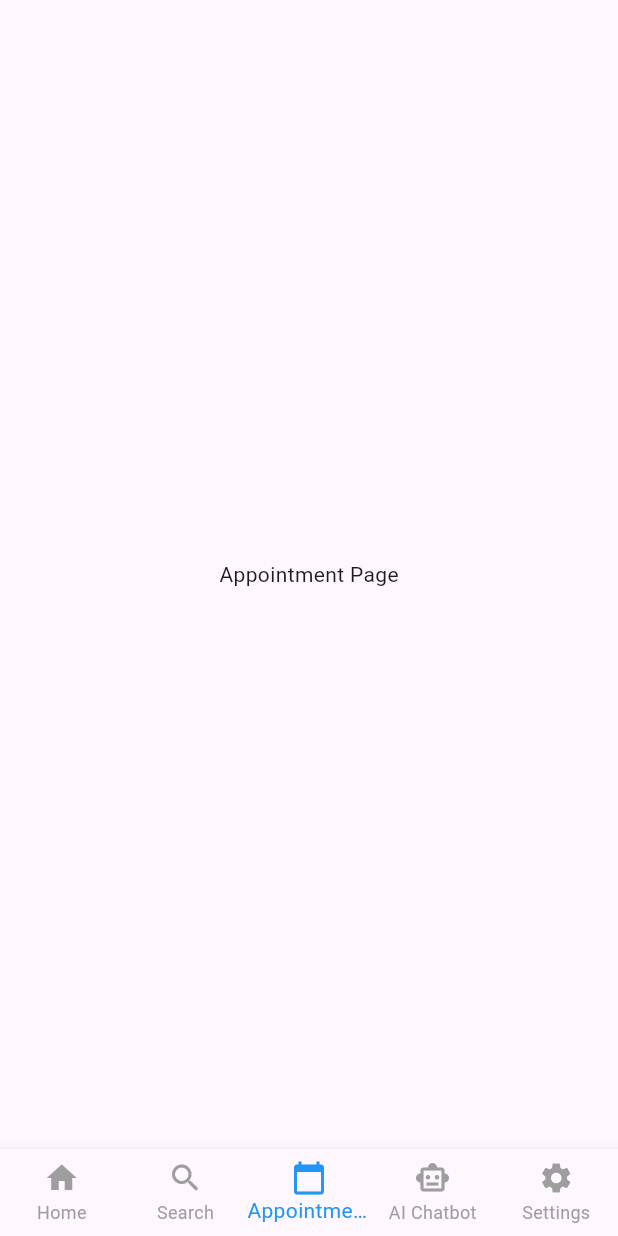
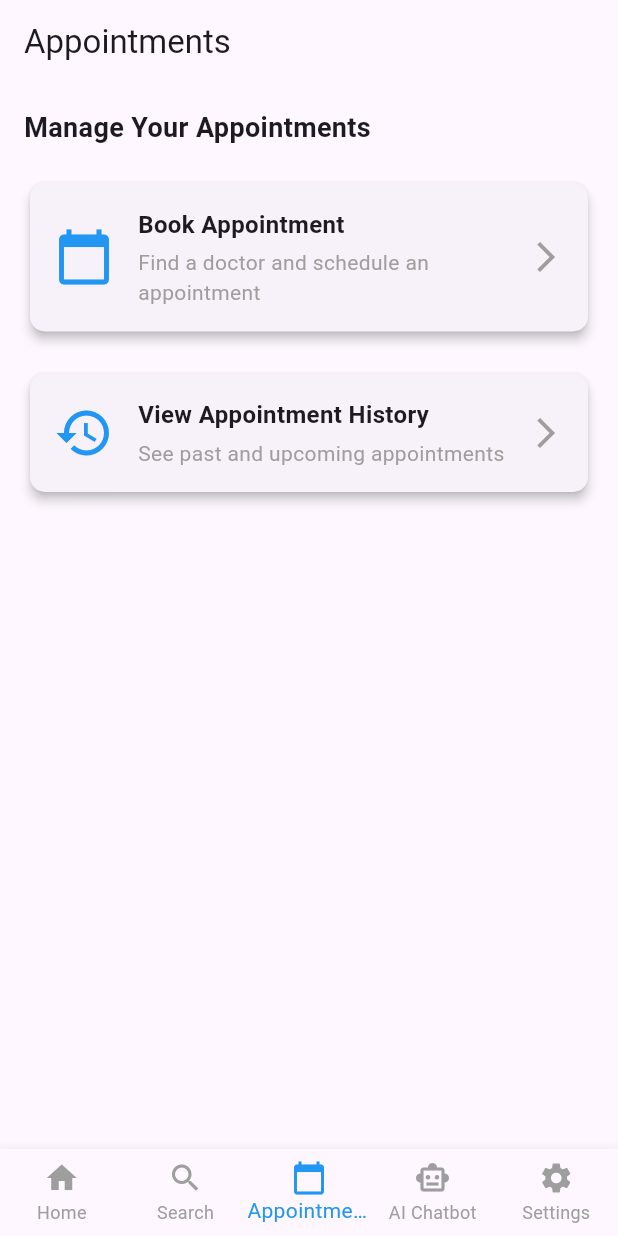
Before and after one commit to ruban0122/mediconnect-sc, a Flutter app: the screen it shows once a user with an empty profile is signed in, item 3 of the bottom bar chosen, on a phone screen of 412 x 824 dp. Run offline on Flutter 3.47's test engine with Material 3 defaults, Android fonts, the light colour scheme and no system bars; our stand-ins replace cloud_firestore, firebase_auth, firebase_core, firebase_storage, image_picker; accounts and stored records are empty.

Commit message:
Added Appointment Module, Booking Appointment

```diff
--- /dev/null
+++ b/lib/features/appointment/appointment_page.dart
@@ -0,0 +1,98 @@
+import 'package:flutter/material.dart';
+import 'package:mediconnect/features/appointment/appointment_history_screen.dart';
+import 'package:mediconnect/features/appointment/doctor_list_screen.dart';
+
+class AppointmentPage extends StatelessWidget {
+  const AppointmentPage({super.key});
+
+  @override
+  Widget build(BuildContext context) {
+    return Scaffold(
+      appBar: AppBar(title: const Text("Appointments")),
+      body: Padding(
+        padding: const EdgeInsets.all(16.0),
+        child: Column(
+          crossAxisAlignment: CrossAxisAlignment.start,
+          children: [
+            const Text(
+              "Manage Your Appointments",
+              style: TextStyle(fontSize: 18, fontWeight: FontWeight.bold),
+            ),
+            const SizedBox(height: 20),
+
+            // 📌 Book Appointment Button
+            _buildOptionCard(
+              context,
+              title: "Book Appointment",
+              subtitle: "Find a doctor and schedule an appointment",
+              icon: Icons.calendar_today,
+              onTap: () {
+                Navigator.push(
+                  context,
+                  MaterialPageRoute(
+                      builder: (context) => const DoctorListScreen()),
+                );
+              },
+            ),
+            const SizedBox(height: 20),
+
+            // 📌 View Appointment History Button
+            _buildOptionCard(
+              context,
+              title: "View Appointment History",
+              subtitle: "See past and upcoming appointments",
+              icon: Icons.history,
+              onTap: () {
+                Navigator.push(
+                  context,
+                  MaterialPageRoute(
+                      builder: (context) => const AppointmentHistoryScreen()),
+                );
+              },
+            ),
+          ],
+        ),
+      ),
+    );
+  }
+
+  Widget _buildOptionCard(
+    BuildContext context, {
+    required String title,
+    required String subtitle,
+    required IconData icon,
+    required VoidCallback onTap,
+  }) {
+    return GestureDetector(
+      onTap: onTap,
+      child: Card(
+        elevation: 3,
+        shape: RoundedRectangleBorder(borderRadius: BorderRadius.circular(10)),
+        child: Padding(
+          padding: const EdgeInsets.all(16.0),
+          child: Row(
+            children: [
+              Icon(icon, size: 40, color: Colors.blue),
+              const SizedBox(width: 16),
+              Expanded(
+                child: Column(
+                  crossAxisAlignment: CrossAxisAlignment.start,
+                  children: [
+                    Text(title,
+                        style: const TextStyle(
+                            fontSize: 16, fontWeight: FontWeight.bold)),
+                    const SizedBox(height: 4),
+                    Text(subtitle,
+                        style:
+                            const TextStyle(fontSize: 14, color: Colors.grey)),
+                  ],
+                ),
+              ),
+              const Icon(Icons.arrow_forward_ios, color: Colors.grey),
+            ],
+          ),
+        ),
+      ),
+    );
+  }
+}
--- a/lib/features/appointment_page.dart
+++ /dev/null
@@ -1,10 +0,0 @@
-import 'package:flutter/material.dart';
-
-class AppointmentPage extends StatelessWidget {
-  const AppointmentPage({super.key});
-
-  @override
-  Widget build(BuildContext context) {
-    return const Center(child: Text("Appointment Page"));
-  }
-}
--- a/lib/features/main_app_screen.dart
+++ b/lib/features/main_app_screen.dart
@@ -1,10 +1,11 @@
 import 'package:cloud_firestore/cloud_firestore.dart';
 import 'package:firebase_auth/firebase_auth.dart';
 import 'package:flutter/material.dart';
+import 'package:mediconnect/features/appointment/appointment_page.dart';
 import 'package:mediconnect/features/login/home_page.dart';
 
 import 'search_page.dart';
-import 'appointment_page.dart';
+
 import 'chatbot_page.dart';
 import 'settingsScreen/settings_page.dart';
 
@@ -42,6 +43,8 @@ class _HomePageScreenState extends State<HomePageScreen> {
           _pages = [
             HomePage(fullName: fullName),
             const SearchPage(),
+            // const BookAppointmentScreen(),
+            // const AppointmentListScreen(),
             const AppointmentPage(),
             const ChatBotPage(),
             const ProfilePage(),
```
Also changed, not shown: lib/features/appointment/appointment_history_screen.dart (added, +162 -0 lines), lib/features/appointment/booking_success_screen.dart (added, +48 -0 lines), lib/features/appointment/confirm_appointment_screen.dart (added, +135 -0 lines), lib/features/appointment/doctor_list_screen.dart (added, +101 -0 lines), lib/features/appointment/select_date_time_screen.dart (added, +106 -0 lines), lib/features/appointment/appointment_list_screen.dart (added).
